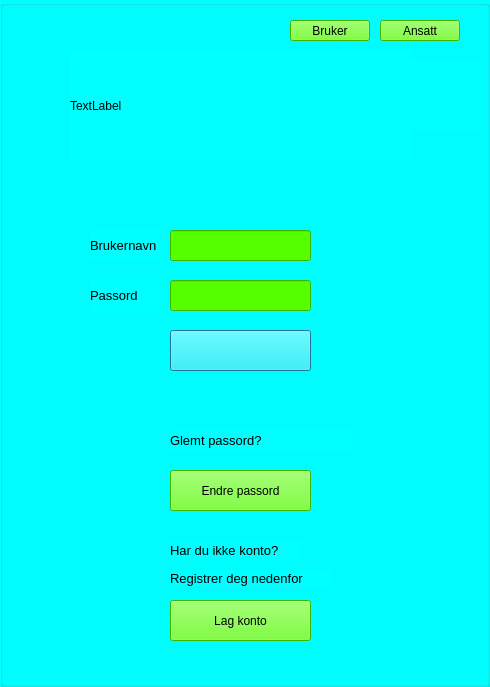
This is SKOGKK/KKOGSK/logindialog.ui in Strauts/AppDeployment as Qt 5 draws it before an edit. The edited form follows.
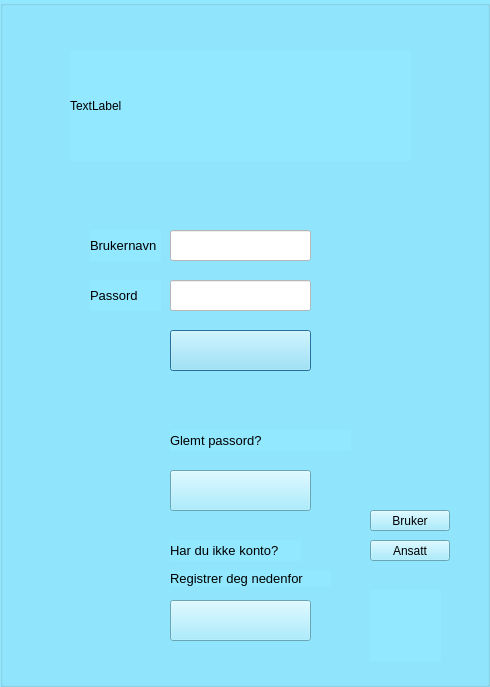
This is the edited form. Icons and pictures are not drawn.

Patch:
```diff
--- a/SKOGKK/KKOGSK/logindialog.ui
+++ b/SKOGKK/KKOGSK/logindialog.ui
@@ -28,7 +28,7 @@
     </font>
    </property>
    <property name="styleSheet">
-    <string notr="true">background-color: rgb(0, 255, 255);</string>
+    <string notr="true">background-color: rgb(146, 232, 255);</string>
    </property>
    <property name="title">
     <string/>
@@ -94,8 +94,7 @@
      <bool>false</bool>
     </property>
     <property name="styleSheet">
-     <string notr="true">background-color: rgb(255, 255, 255);
-background-color: rgb(85, 255, 0);</string>
+     <string notr="true">background-color: rgb(255, 255, 255);</string>
     </property>
    </widget>
    <widget class="QLineEdit" name="lineEdit_2_password">
@@ -111,8 +110,7 @@
      <bool>false</bool>
     </property>
     <property name="styleSheet">
-     <string notr="true">background-color: rgb(255, 255, 255);
-background-color: rgb(85, 255, 0);</string>
+     <string notr="true">background-color: rgb(255, 255, 255);</string>
     </property>
    </widget>
    <widget class="QPushButton" name="pushButton_login">
@@ -147,11 +145,11 @@
      <bool>false</bool>
     </property>
     <property name="styleSheet">
-     <string notr="true">background-color: rgb(85, 255, 0);
+     <string notr="true">border-image: url(:/Assets/Buttons/ny-konto_active.png);
 color: rgb(0, 0, 0);</string>
     </property>
     <property name="text">
-     <string>Lag konto</string>
+     <string/>
     </property>
    </widget>
    <widget class="QLabel" name="label_3">
@@ -255,18 +253,18 @@
      <bool>false</bool>
     </property>
     <property name="styleSheet">
-     <string notr="true">background-color: rgb(85, 255, 0);
-color: rgb(0, 0, 0);</string>
+     <string notr="true">color: rgb(0, 0, 0);
+border-image: url(:/Assets/Buttons/endre-passord_active.png);</string>
     </property>
     <property name="text">
-     <string>Endre passord</string>
+     <string/>
     </property>
    </widget>
    <widget class="QPushButton" name="pushButton_3">
     <property name="geometry">
      <rect>
-      <x>290</x>
-      <y>20</y>
+      <x>370</x>
+      <y>510</y>
       <width>80</width>
       <height>21</height>
      </rect>
@@ -276,7 +274,7 @@
     </property>
     <property name="styleSheet">
      <string notr="true">color: rgb(0, 0, 0);
-background-color: rgb(85, 255, 0);</string>
+background-color: rgb(146, 232, 255);</string>
     </property>
     <property name="text">
      <string>Bruker</string>
@@ -285,8 +283,8 @@
    <widget class="QPushButton" name="pushButton_4">
     <property name="geometry">
      <rect>
-      <x>380</x>
-      <y>20</y>
+      <x>370</x>
+      <y>540</y>
       <width>80</width>
       <height>21</height>
      </rect>
@@ -295,7 +293,7 @@
      <bool>false</bool>
     </property>
     <property name="styleSheet">
-     <string notr="true">background-color: rgb(85, 255, 0);
+     <string notr="true">background-color: rgb(146, 232, 255);
 color: rgb(0, 0, 0);</string>
     </property>
     <property name="text">
@@ -305,8 +303,8 @@
    <widget class="QLabel" name="label_7">
     <property name="geometry">
      <rect>
-      <x>410</x>
-      <y>60</y>
+      <x>370</x>
+      <y>590</y>
       <width>71</width>
       <height>71</height>
      </rect>
```
